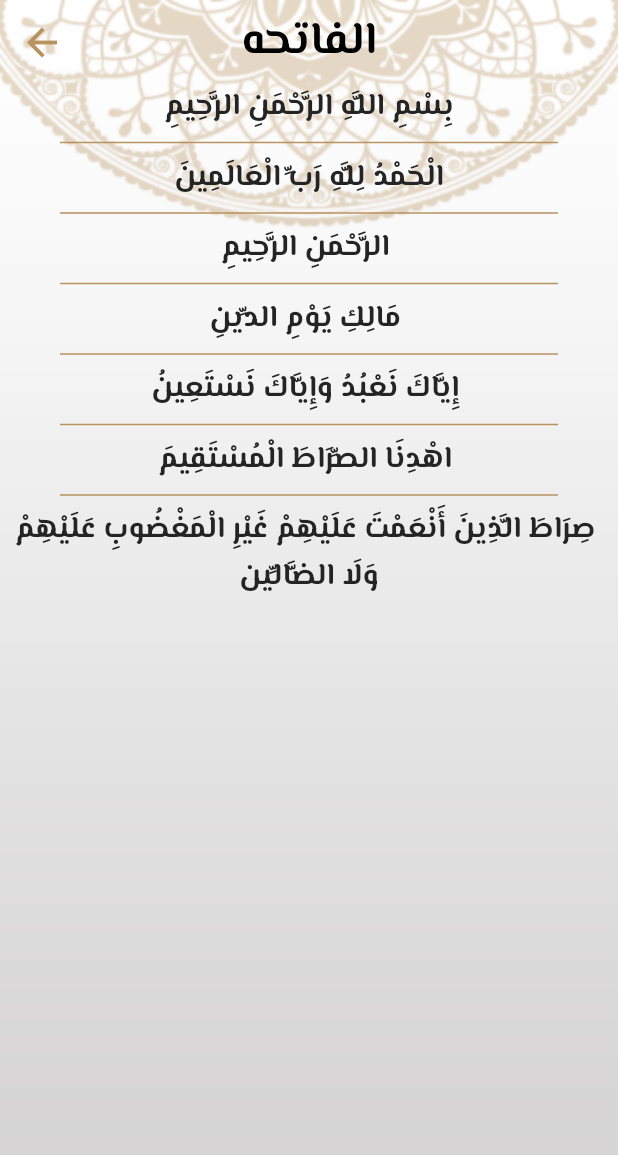
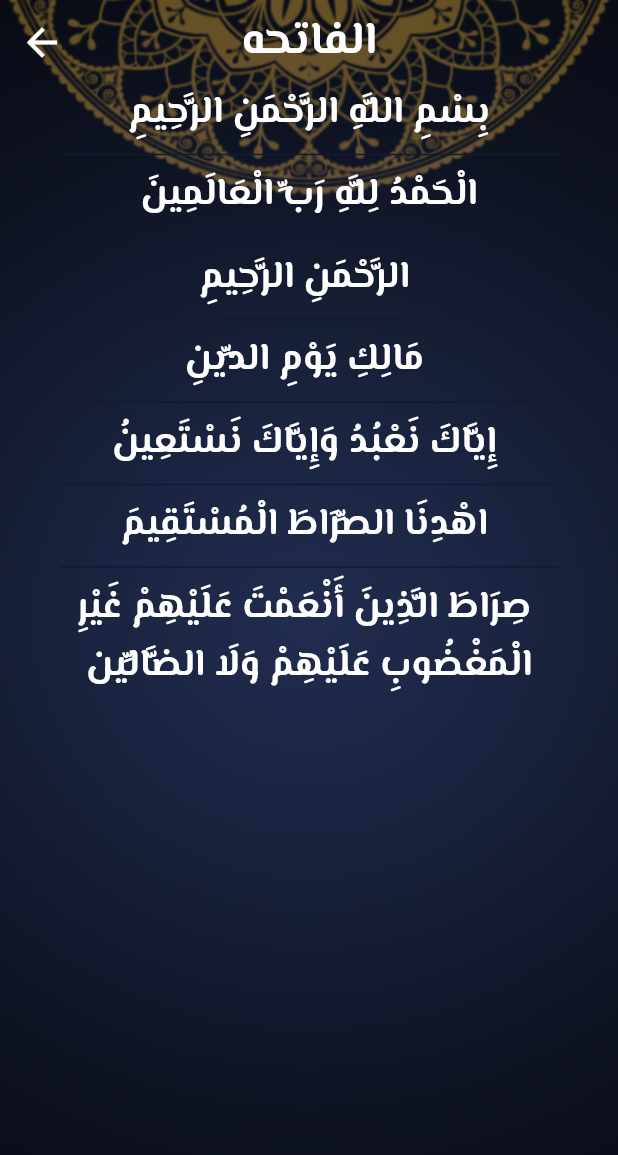
Before and after one commit to mohamedhamouda7897/islami_c8_sunday, a Flutter app: the screen it shows after launch, after a tap on "الفاتحه", on a phone screen of 412 x 824 dp. Shown: the top 1155 px of the screen. Run offline on Flutter 3.47's test engine with Material 2 defaults, Android fonts, the phone set to English and light mode, and no system bars; our stand-ins replace google_fonts.

Commit message:
add themes

```diff
--- a/lib/hdeth_details.dart
+++ b/lib/hdeth_details.dart
@@ -11,7 +11,7 @@ class HadethDetails extends StatelessWidget {
         decoration: const BoxDecoration(
           image: DecorationImage(
               image: AssetImage(
-                "assets/images/main_bg.png",
+                "assets/images/dark_bg.png",
               ),
               fit: BoxFit.fill),
         ),
--- a/lib/home.dart
+++ b/lib/home.dart
@@ -22,7 +22,7 @@ class _HomeScreenState extends State<HomeScreen> {
         SizedBox(
           width: double.infinity,
           child: Image.asset(
-            "assets/images/main_bg.png",
+            "assets/images/dark_bg.png",
             fit: BoxFit.fill,
           ),
         ),
@@ -41,7 +41,7 @@ class _HomeScreenState extends State<HomeScreen> {
               BottomNavigationBarItem(
                 icon: ImageIcon(AssetImage("assets/images/quran.png")),
                 label: "Quran",
-                backgroundColor: Theme.of(context).primaryColor,
+                backgroundColor: Theme.of(context).colorScheme.primary,
               ),
               BottomNavigationBarItem(
                 icon: ImageIcon(AssetImage("assets/images/sebha.png")),
--- a/lib/main.dart
+++ b/lib/main.dart
@@ -16,6 +16,7 @@ class MyApplication extends StatelessWidget {
       initialRoute: HomeScreen.routeName,
       theme: MyThemeData.lightTheme,
       darkTheme: MyThemeData.darkTheme,
+      themeMode: ThemeMode.dark,
       routes: {
         HomeScreen.routeName: (c) => HomeScreen(),
         SuraDetails.routeName: (c) => SuraDetails(),
--- a/lib/my_themes.dart
+++ b/lib/my_themes.dart
@@ -3,14 +3,28 @@ import 'package:google_fonts/google_fonts.dart';
 
 class MyThemeData {
   static const Color lightColor = Color(0xFFB7935F);
+  static const Color darkColor = Color(0xFF141A2E);
+  static const Color yellowColor = Color(0xFFFACC1D);
   static ThemeData lightTheme = ThemeData(
       scaffoldBackgroundColor: Colors.transparent,
       primaryColor: lightColor,
+      colorScheme: ColorScheme(
+          brightness: Brightness.light,
+          primary: lightColor,
+          onPrimary: Colors.black54,
+          secondary: Colors.grey.shade300,
+          onSecondary: Colors.black54,
+          error: Colors.red,
+          onError: Colors.white,
+          background: Colors.transparent,
+          onBackground: lightColor,
+          surface: Colors.white,
+          onSurface: Colors.black54),
       textTheme: TextTheme(
           bodySmall: GoogleFonts.elMessiri(
               fontSize: 18, fontWeight: FontWeight.bold, color: lightColor),
           bodyMedium: GoogleFonts.elMessiri(
-              fontSize: 25, fontWeight: FontWeight.bold, color: lightColor),
+              fontSize: 25, fontWeight: FontWeight.bold, color: Colors.black54),
           bodyLarge: GoogleFonts.elMessiri(
               fontSize: 30, fontWeight: FontWeight.bold, color: Colors.black)),
       appBarTheme: AppBarTheme(
@@ -25,5 +39,38 @@ class MyThemeData {
           selectedLabelStyle: TextStyle(color: Colors.black),
           unselectedItemColor: Colors.white,
           unselectedLabelStyle: TextStyle(color: Colors.white)));
-  static ThemeData darkTheme = ThemeData();
+  static ThemeData darkTheme = ThemeData(
+      scaffoldBackgroundColor: Colors.transparent,
+      primaryColor: darkColor,
+      colorScheme: ColorScheme(
+          brightness: Brightness.dark,
+          primary: darkColor,
+          onPrimary: Colors.white,
+          secondary: yellowColor,
+          onSecondary: Colors.white,
+          error: Colors.red,
+          onError: Colors.white,
+          background: Colors.transparent,
+          onBackground: darkColor,
+          surface: darkColor,
+          onSurface: yellowColor),
+      textTheme: TextTheme(
+          bodySmall: GoogleFonts.elMessiri(
+              fontSize: 18, fontWeight: FontWeight.bold, color: yellowColor),
+          bodyMedium: GoogleFonts.elMessiri(
+              fontSize: 25, fontWeight: FontWeight.bold, color: Colors.white),
+          bodyLarge: GoogleFonts.elMessiri(
+              fontSize: 30, fontWeight: FontWeight.bold, color: Colors.white)),
+      appBarTheme: AppBarTheme(
+          backgroundColor: Colors.transparent,
+          elevation: 0.0,
+          iconTheme: IconThemeData(color: Colors.white, size: 30),
+          centerTitle: true),
+      bottomNavigationBarTheme: BottomNavigationBarThemeData(
+          backgroundColor: darkColor,
+          type: BottomNavigationBarType.shifting,
+          selectedItemColor: yellowColor,
+          selectedLabelStyle: TextStyle(color: yellowColor),
+          unselectedItemColor: Colors.white,
+          unselectedLabelStyle: TextStyle(color: darkColor)));
 }
--- a/lib/sura_details.dart
+++ b/lib/sura_details.dart
@@ -1,6 +1,5 @@
 import 'package:flutter/material.dart';
 import 'package:flutter/services.dart';
-import 'package:google_fonts/google_fonts.dart';
 import 'package:islami_c8_sunday/sura_details_args.dart';
 
 class SuraDetails extends StatefulWidget {
@@ -23,7 +22,7 @@ class _SuraDetailsState extends State<SuraDetails> {
       decoration: const BoxDecoration(
         image: DecorationImage(
             image: AssetImage(
-              "assets/images/main_bg.png",
+              "assets/images/dark_bg.png",
             ),
             fit: BoxFit.fill),
       ),
@@ -51,9 +50,8 @@ class _SuraDetailsState extends State<SuraDetails> {
                     textDirection: TextDirection.rtl,
                     child: Center(
                         child: Text(
-                      "${verses[index]}",
-                      style: GoogleFonts.elMessiri(
-                          fontSize: 20, color: Color(0xFF242424)),
+                          "${verses[index]}",
+                      style: Theme.of(context).textTheme.bodyMedium,
                       textAlign: TextAlign.center,
                     )),
                   );
--- a/lib/tabs/ahadeth.dart
+++ b/lib/tabs/ahadeth.dart
@@ -40,8 +40,8 @@ class _AhadethTabState extends State<AhadethTab> {
                     textAlign: TextAlign.center,
                     style: Theme.of(context)
                         .textTheme
-                        .bodySmall!
-                        .copyWith(color: Colors.black),
+                        .bodyMedium!
+                        .copyWith(fontSize: 18),
                   ),
                 );
               },
--- a/lib/tabs/quran.dart
+++ b/lib/tabs/quran.dart
@@ -155,10 +155,9 @@ class QurabTab extends StatelessWidget {
                 child: Center(
                   child: Text(
                     suraNames[index],
-                    style: Theme.of(context)
-                        .textTheme
-                        .bodySmall!
-                        .copyWith(color: Colors.black),
+                    style: Theme.of(context).textTheme.bodyMedium!.copyWith(
+                          fontSize: 18,
+                        ),
                   ),
                 ),
               );
```
Also changed, not shown: assets/images/2.0x/dark_bg@2x.png (added), assets/images/3.0x/dark_bg@3x.png (added), assets/images/dark_bg.png (added), 7 other files.
